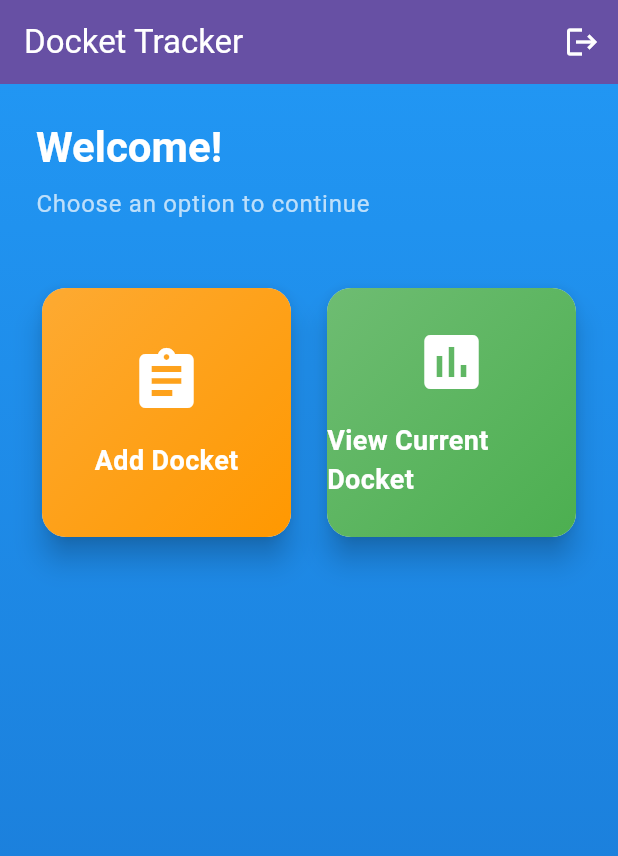
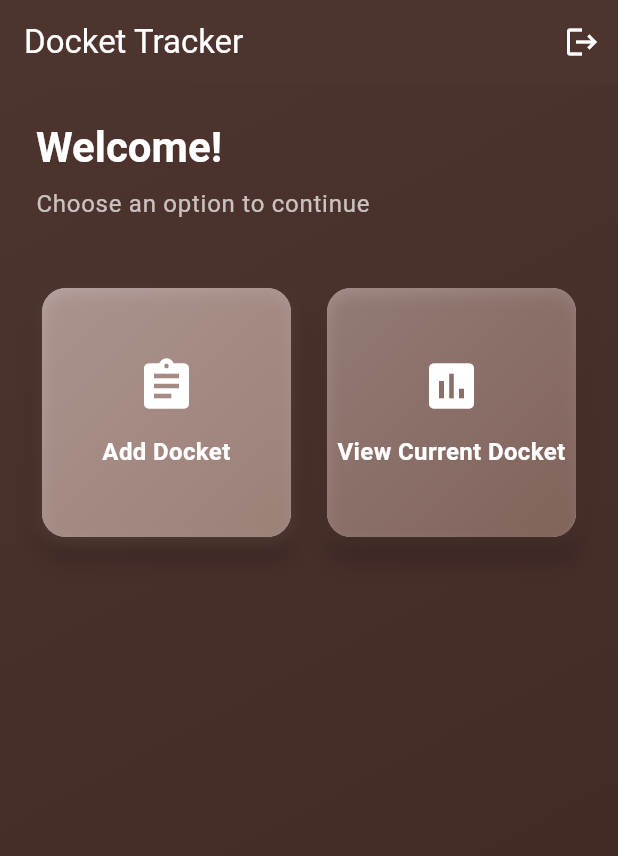
Before and after one commit to WimukthiPWijerathne/Docket_tracker, a Flutter app: the OptionsPage screen opened directly, on a phone screen of 412 x 824 dp. Shown: the top 856 px of the screen. Run offline on Flutter 3.47's test engine with Material 3 defaults, Android fonts, the phone set to English and light mode, and no system bars.

Commit message:
changes upto now

```diff
--- a/lib/pages/login_page.dart
+++ b/lib/pages/login_page.dart
@@ -89,18 +89,17 @@ class _LoginPageState extends State<LoginPage> {
       elevation: 8,
       shape: RoundedRectangleBorder(
         borderRadius: BorderRadius.circular(16),
-        color: (green)
       ),
       child: Padding(
-        padding: const EdgeInsets.all(32.0),
+        padding: const EdgeInsets.all(24.0),
         child: Form(
           key: _formKey,
           child: Column(
             mainAxisSize: MainAxisSize.min,
             children: [
                              Image.asset('assets/images/leco_logo.webp',
-                  width: 80, height: 80, fit: BoxFit.contain),
-              const SizedBox(height: 24),
+                   width: 60, height: 60, fit: BoxFit.contain),
+               const SizedBox(height: 16),
               Text(
                 'Docket Tracker',
                 style: Theme.of(context)
@@ -119,7 +118,7 @@ class _LoginPageState extends State<LoginPage> {
                      .bodyMedium
                      ?.copyWith(color: Colors.grey[600]),
                ),
-              const SizedBox(height: 32),
+               const SizedBox(height: 20),
               TextFormField(
                 controller: _emailController,
                 decoration: const InputDecoration(
@@ -129,7 +128,7 @@ class _LoginPageState extends State<LoginPage> {
                 validator: (value) =>
                     value != 'paliyagoda@leco.com' ? 'Invalid Email' : null,
               ),
-              const SizedBox(height: 16),
+                             const SizedBox(height: 12),
                TextFormField(
                 controller: _passwordController,
                 obscureText: !_isPasswordVisible,
--- a/lib/pages/options_page.dart
+++ b/lib/pages/options_page.dart
@@ -1,15 +1,21 @@
 import 'package:flutter/material.dart';
 import 'login_page.dart';
 
-class OptionsPage extends StatelessWidget {
+class OptionsPage extends StatefulWidget {
   const OptionsPage({super.key});
+
+  @override
+  State<OptionsPage> createState() => _OptionsPageState();
+}
+
+class _OptionsPageState extends State<OptionsPage> {
 
   @override
   Widget build(BuildContext context) {
     return Scaffold(
       appBar: AppBar(
         title: const Text('Docket Tracker'),
-        backgroundColor: Theme.of(context).primaryColor,
+        backgroundColor: const Color(0xFF4E342E),
         foregroundColor: Colors.white,
         elevation: 0,
         actions: [
@@ -29,11 +35,11 @@ class OptionsPage extends StatelessWidget {
       body: Container(
         decoration: const BoxDecoration(
           gradient: LinearGradient(
-            begin: Alignment.topCenter,
-            end: Alignment.bottomCenter,
+            begin: Alignment.topLeft,
+            end: Alignment.bottomRight,
             colors: [
-              Color(0xFF2196F3),
-              Color(0xFF1976D2),
+              Color(0xFF4E342E),
+              Color(0xFF3E2723),
             ],
           ),
         ),
@@ -72,12 +78,12 @@ class OptionsPage extends StatelessWidget {
                         context,
                         'Add Docket',
                         Icons.assignment,
-                        Colors.orange,
+                        const Color(0xFF8D6E63),
                         () {
                           ScaffoldMessenger.of(context).showSnackBar(
                             const SnackBar(
                               content: Text('Add Docket selected!'),
-                              backgroundColor: Colors.orange,
+                              backgroundColor: Color(0xFF8D6E63),
                             ),
                           );
                         },
@@ -88,12 +94,12 @@ class OptionsPage extends StatelessWidget {
                         context,
                         'View Current Docket',
                         Icons.assessment,
-                        Colors.green,
+                        const Color(0xFF6D4C41),
                         () {
                           ScaffoldMessenger.of(context).showSnackBar(
                             const SnackBar(
                               content: Text('View Current Docket selected!'),
-                              backgroundColor: Colors.green,
+                              backgroundColor: Color(0xFF6D4C41),
                             ),
                           );
                         },
@@ -117,13 +123,97 @@ class OptionsPage extends StatelessWidget {
     Color color,
     VoidCallback onTap,
   ) {
-    return Card(
-      elevation: 8,
+    return _HoverableCard(
+      title: title,
+      icon: icon,
+      color: color,
+      onTap: onTap,
+    );
+  }
+}
+
+class _HoverableCard extends StatefulWidget {
+  final String title;
+  final IconData icon;
+  final Color color;
+  final VoidCallback onTap;
+
+  const _HoverableCard({
+    required this.title,
+    required this.icon,
+    required this.color,
+    required this.onTap,
+  });
+
+  @override
+  State<_HoverableCard> createState() => _HoverableCardState();
+}
+
+class _HoverableCardState extends State<_HoverableCard>
+    with SingleTickerProviderStateMixin {
+  bool _isHovered = false;
+  late AnimationController _animationController;
+  late Animation<double> _scaleAnimation;
+  late Animation<double> _elevationAnimation;
+
+  @override
+  void initState() {
+    super.initState();
+    _animationController = AnimationController(
+      duration: const Duration(milliseconds: 200),
+      vsync: this,
+    );
+    _scaleAnimation = Tween<double>(
+      begin: 1.0,
+      end: 1.05,
+    ).animate(CurvedAnimation(
+      parent: _animationController,
+      curve: Curves.easeInOut,
+    ));
+    _elevationAnimation = Tween<double>(
+      begin: 8.0,
+      end: 16.0,
+    ).animate(CurvedAnimation(
+      parent: _animationController,
+      curve: Curves.easeInOut,
+    ));
+  }
+
+  @override
+  void dispose() {
+    _animationController.dispose();
+    super.dispose();
+  }
+
+  void _onHover(bool isHovered) {
+    setState(() {
+      _isHovered = isHovered;
+    });
+    if (isHovered) {
+      _animationController.forward();
+    } else {
+      _animationController.reverse();
+    }
+  }
+
+  @override
+  Widget build(BuildContext context) {
+    return MouseRegion(
+      cursor: SystemMouseCursors.click,
+      onEnter: (_) => _onHover(true),
+      onExit: (_) => _onHover(false),
+      child: AnimatedBuilder(
+        animation: _animationController,
+        builder: (context, child) {
+          return Transform.scale(
+            scale: _scaleAnimation.value,
+            child: Card(
+              elevation: _elevationAnimation.value,
               shape: RoundedRectangleBorder(
                 borderRadius: BorderRadius.circular(16),
               ),
               child: InkWell(
-        onTap: onTap,
+                onTap: widget.onTap,
                 borderRadius: BorderRadius.circular(16),
                 child: Container(
                   decoration: BoxDecoration(
@@ -132,32 +222,44 @@ class OptionsPage extends StatelessWidget {
                       begin: Alignment.topLeft,
                       end: Alignment.bottomRight,
                       colors: [
-                color.withOpacity(0.8),
-                color,
+                        widget.color.withOpacity(_isHovered ? 0.8 : 0.6),
+                        widget.color.withOpacity(_isHovered ? 1.0 : 0.8),
                       ],
                     ),
+                    boxShadow: [
+                      BoxShadow(
+                        color: widget.color.withOpacity(_isHovered ? 0.4 : 0.3),
+                        blurRadius: _isHovered ? 12 : 8,
+                        offset: Offset(0, _isHovered ? 6 : 4),
+                      ),
+                    ],
                   ),
                   child: Column(
                     mainAxisAlignment: MainAxisAlignment.center,
                     children: [
                       Icon(
-                icon,
-                size: 48,
+                        widget.icon,
+                        size: _isHovered ? 44 : 40,
                         color: Colors.white,
                       ),
-              const SizedBox(height: 16),
+                      const SizedBox(height: 12),
                       Text(
-                title,
-                style: const TextStyle(
-                  fontSize: 18,
+                        widget.title,
+                        style: TextStyle(
+                          fontSize: _isHovered ? 17 : 16,
                           fontWeight: FontWeight.bold,
                           color: Colors.white,
                         ),
+                        textAlign: TextAlign.center,
                       ),
                     ],
                   ),
                 ),
               ),
+            ),
+          );
+        },
+      ),
     );
   }
 }
```
Also changed, not shown: lib/pages/docket_selection_page.dart (added). Lines whose indentation alone changed are shown as unchanged.
